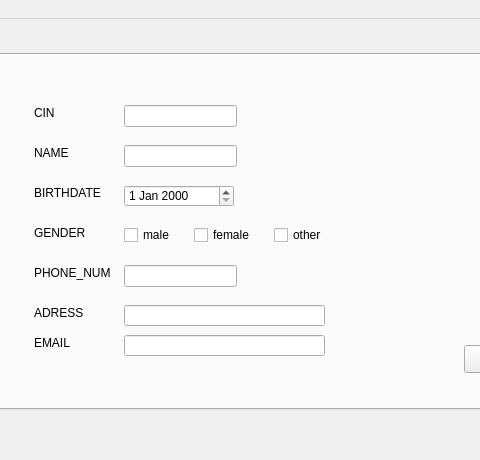
Above: mainwindow.ui from Meulonn/Portal before the change; both pictures show x 128 to 608 and y 0 to 460 of the 796 by 460 pixel window. Below: the same form after it.
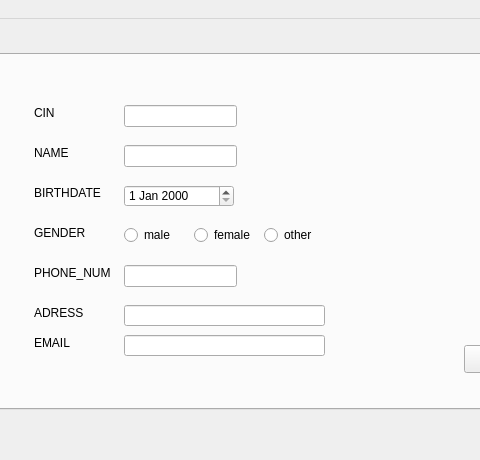
That is the form after the change.

Patch:
```diff
--- a/mainwindow.ui
+++ b/mainwindow.ui
@@ -33,22 +33,6 @@
      <attribute name="title">
       <string>ADD</string>
      </attribute>
-     <widget class="QCheckBox" name="other">
-      <property name="enabled">
-       <bool>true</bool>
-      </property>
-      <property name="geometry">
-       <rect>
-        <x>380</x>
-        <y>170</y>
-        <width>83</width>
-        <height>20</height>
-       </rect>
-      </property>
-      <property name="text">
-       <string>other</string>
-      </property>
-     </widget>
      <widget class="QLabel" name="label_5">
       <property name="geometry">
        <rect>
@@ -62,22 +46,6 @@
        <string>ADRESS</string>
       </property>
      </widget>
-     <widget class="QCheckBox" name="female">
-      <property name="enabled">
-       <bool>true</bool>
-      </property>
-      <property name="geometry">
-       <rect>
-        <x>300</x>
-        <y>170</y>
-        <width>71</width>
-        <height>20</height>
-       </rect>
-      </property>
-      <property name="text">
-       <string>female</string>
-      </property>
-     </widget>
      <widget class="QLabel" name="label_4">
       <property name="geometry">
        <rect>
@@ -157,19 +125,6 @@
        </rect>
       </property>
      </widget>
-     <widget class="QCheckBox" name="male">
-      <property name="geometry">
-       <rect>
-        <x>230</x>
-        <y>170</y>
-        <width>61</width>
-        <height>20</height>
-       </rect>
-      </property>
-      <property name="text">
-       <string>male</string>
-      </property>
-     </widget>
      <widget class="QLabel" name="label">
       <property name="geometry">
        <rect>
@@ -255,6 +210,45 @@
        </rect>
       </property>
      </widget>
+     <widget class="QRadioButton" name="radioButton_female">
+      <property name="geometry">
+       <rect>
+        <x>300</x>
+        <y>170</y>
+        <width>61</width>
+        <height>20</height>
+       </rect>
+      </property>
+      <property name="text">
+       <string>female</string>
+      </property>
+     </widget>
+     <widget class="QRadioButton" name="radioButton_male">
+      <property name="geometry">
+       <rect>
+        <x>230</x>
+        <y>170</y>
+        <width>61</width>
+        <height>20</height>
+       </rect>
+      </property>
+      <property name="text">
+       <string>male</string>
+      </property>
+     </widget>
+     <widget class="QRadioButton" name="radioButton_3">
+      <property name="geometry">
+       <rect>
+        <x>370</x>
+        <y>170</y>
+        <width>61</width>
+        <height>20</height>
+       </rect>
+      </property>
+      <property name="text">
+       <string>other</string>
+      </property>
+     </widget>
     </widget>
     <widget class="QWidget" name="tab_2">
      <attribute name="title">
```
Left out of the diff: 38 changed lines with no effect on the pictures.
